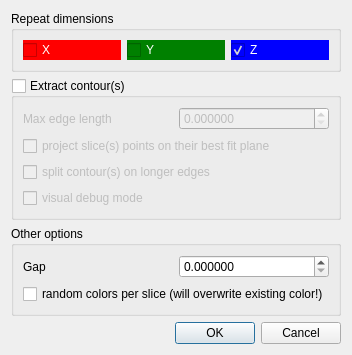
Qt form qCC/ui_templates/clippingBoxRepeatDlg.ui (CloudCompare/CloudCompare) before a commit.
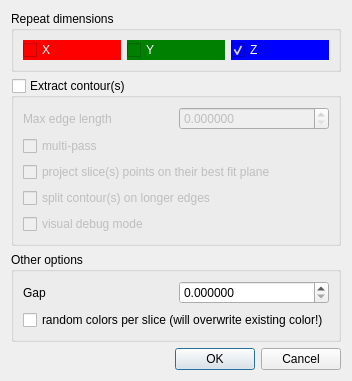
The same form after that commit.

Commit message: New 'multi-pass' option for profile extraction

```diff
--- a/qCC/ui_templates/clippingBoxRepeatDlg.ui
+++ b/qCC/ui_templates/clippingBoxRepeatDlg.ui
@@ -7,7 +7,7 @@
     <x>0</x>
     <y>0</y>
     <width>314</width>
-    <height>317</height>
+    <height>340</height>
    </rect>
   </property>
   <property name="windowTitle">
@@ -101,6 +101,16 @@
         </item>
        </layout>
       </item>
+      <item>
+       <widget class="QCheckBox" name="multiPassCheckBox">
+        <property name="toolTip">
+         <string>Multi-pass process where longer edges may be temporarilly created to obtain a better fit... or a worst one ;)</string>
+        </property>
+        <property name="text">
+         <string>multi-pass</string>
+        </property>
+       </widget>
+      </item>
       <item>
        <widget class="QCheckBox" name="projectOnBestFitCheckBox">
         <property name="toolTip">
```
The commit also changes 9 other files.
